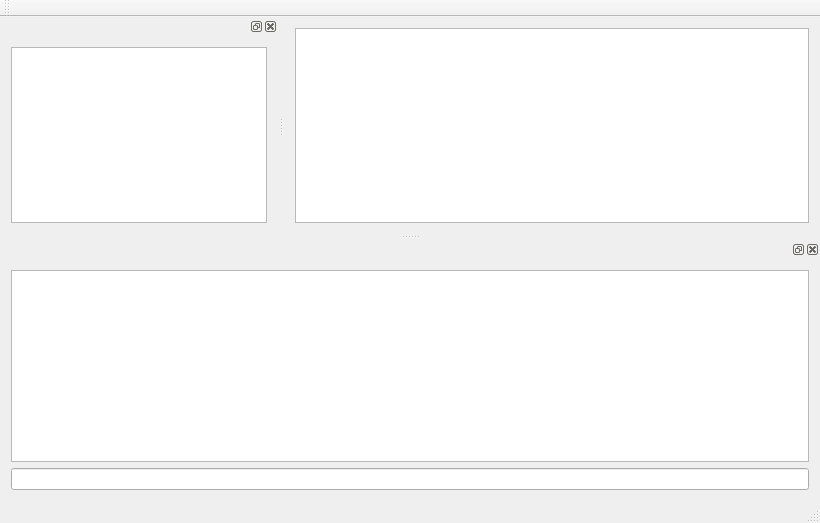
Before: the Qt Designer form MainWindow.ui in sim82/D3Debug, drawn with Qt 5.
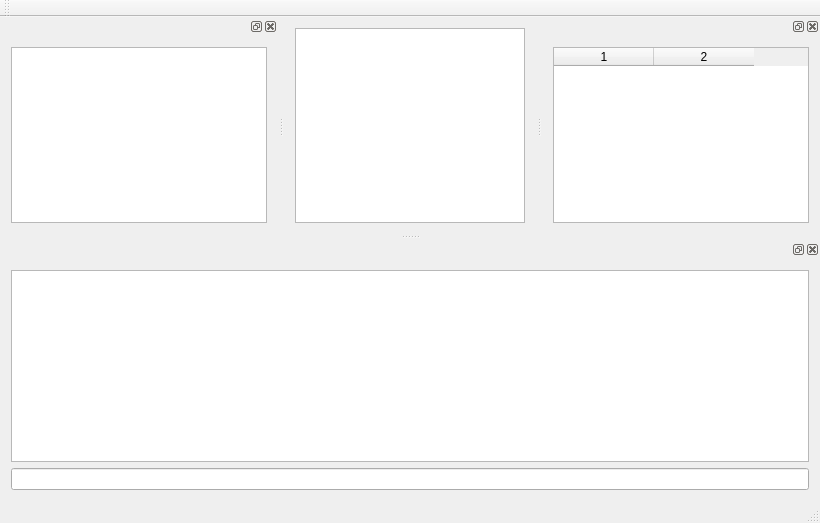
After: the same form once the commit is applied.

Commit message: initial watchpoint support

Diff of the .ui file:
```diff
--- a/MainWindow.ui
+++ b/MainWindow.ui
@@ -93,6 +93,24 @@
     </layout>
    </widget>
   </widget>
+  <widget class="QDockWidget" name="dockWidget_3">
+   <attribute name="dockWidgetArea">
+    <number>2</number>
+   </attribute>
+   <widget class="QWidget" name="dockWidgetContents_3">
+    <layout class="QHBoxLayout" name="horizontalLayout_3">
+     <item>
+      <widget class="QTableWidget" name="watchpointValueTable">
+       <property name="columnCount">
+        <number>2</number>
+       </property>
+       <column/>
+       <column/>
+      </widget>
+     </item>
+    </layout>
+   </widget>
+  </widget>
   <action name="actionAddWatchpoint">
    <property name="text">
     <string>add watchpoint</string>
```
Left out of the diff: 2 changed lines with no effect on the pictures. The commit also changes 4 other files.
